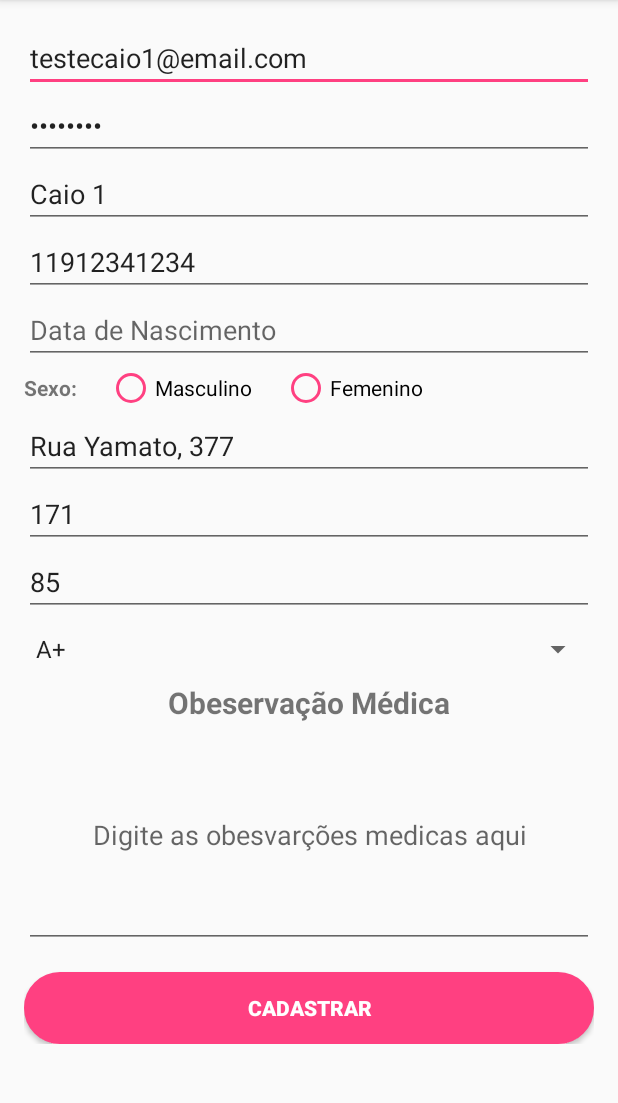
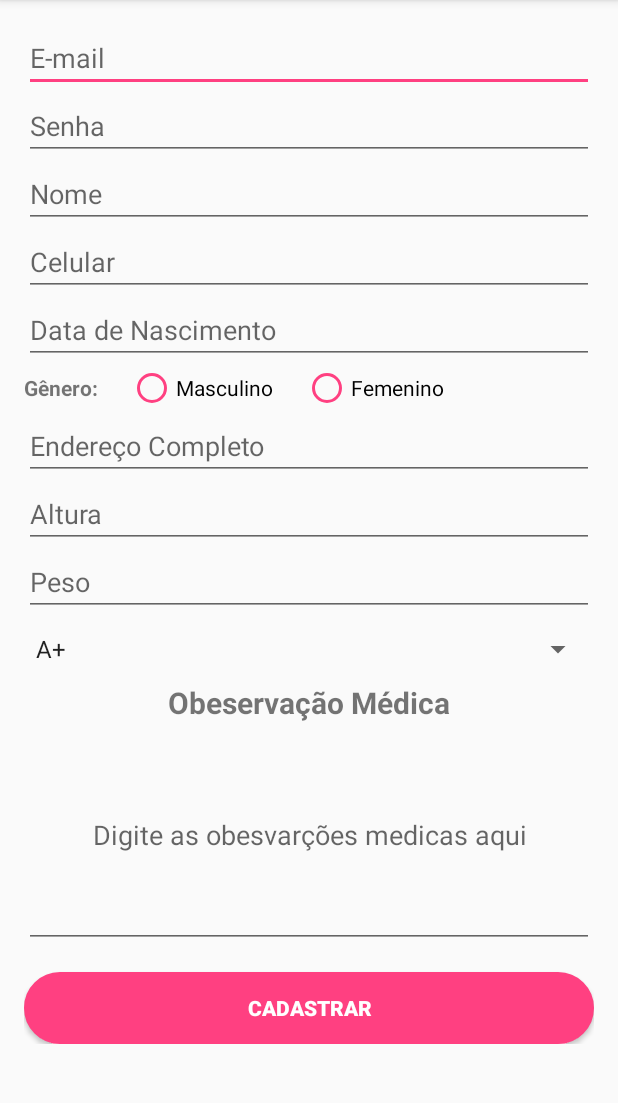
Before and after one commit to GustavorDeSousa/Hi-Health, an Android app: the RegisterActivity screen opened directly, with no data from a screen before it, on a phone screen of 412 x 824 dp, the part 84-1187 px from its top. Run offline under Robolectric (Android 15) with nearby library versions, the phone set to English and light mode, and no system bars; our stand-ins replace Firebase (no records; nobody signed in at launch, a user with empty details on screens opened directly).

Commit message:
Remove dados activity_register

```diff
--- a/app/src/main/res/layout/activity_register.xml
+++ b/app/src/main/res/layout/activity_register.xml
@@ -24,7 +24,6 @@
                 android:layout_height="wrap_content"
                 android:hint="E-mail"
                 android:inputType="text"
-                android:text="testecaio1@email.com"
                 android:maxLines="1"
                 android:singleLine="true" />
 
@@ -33,7 +32,6 @@
                 android:layout_width="match_parent"
                 android:layout_height="wrap_content"
                 android:hint="Senha"
-                android:text="caio1234"
                 android:inputType="textPassword"
                 android:maxLines="1"
                 android:singleLine="true" />
@@ -43,7 +41,6 @@
                 android:layout_width="match_parent"
                 android:layout_height="wrap_content"
                 android:hint="Nome"
-                android:text="Caio 1"
                 android:inputType="text"
                 android:maxLines="1"
                 android:singleLine="true" />
@@ -54,7 +51,6 @@
                 android:layout_height="wrap_content"
                 android:hint="Celular"
                 android:inputType="number"
-                android:text="11912341234"
                 android:maxLines="1"
                 android:singleLine="true" />
 
@@ -74,7 +70,7 @@
                 <TextView
                     android:layout_width="wrap_content"
                     android:layout_height="wrap_content"
-                    android:text="Sexo:"
+                    android:text="Gênero:"
                     android:textStyle="bold"
                     android:layout_marginRight="20dp"/>
 
@@ -106,8 +102,7 @@
                 android:layout_width="match_parent"
                 android:layout_height="wrap_content"
                 android:hint="Endereço Completo"
-                android:inputType="text"
-                android:text="Rua Yamato, 377"/>
+                android:inputType="text"/>
 
             <EditText
                 android:id="@+id/edtHeight"
@@ -115,7 +110,6 @@
                 android:layout_height="wrap_content"
                 android:hint="Altura"
                 android:inputType="numberDecimal"
-                android:text="171"
                 android:maxLines="1"
                 android:singleLine="true" />
 
@@ -125,7 +119,6 @@
                 android:layout_height="wrap_content"
                 android:hint="Peso"
                 android:inputType="numberDecimal"
-                android:text="85"
                 android:maxLines="1"
                 android:singleLine="true" />
 
```
